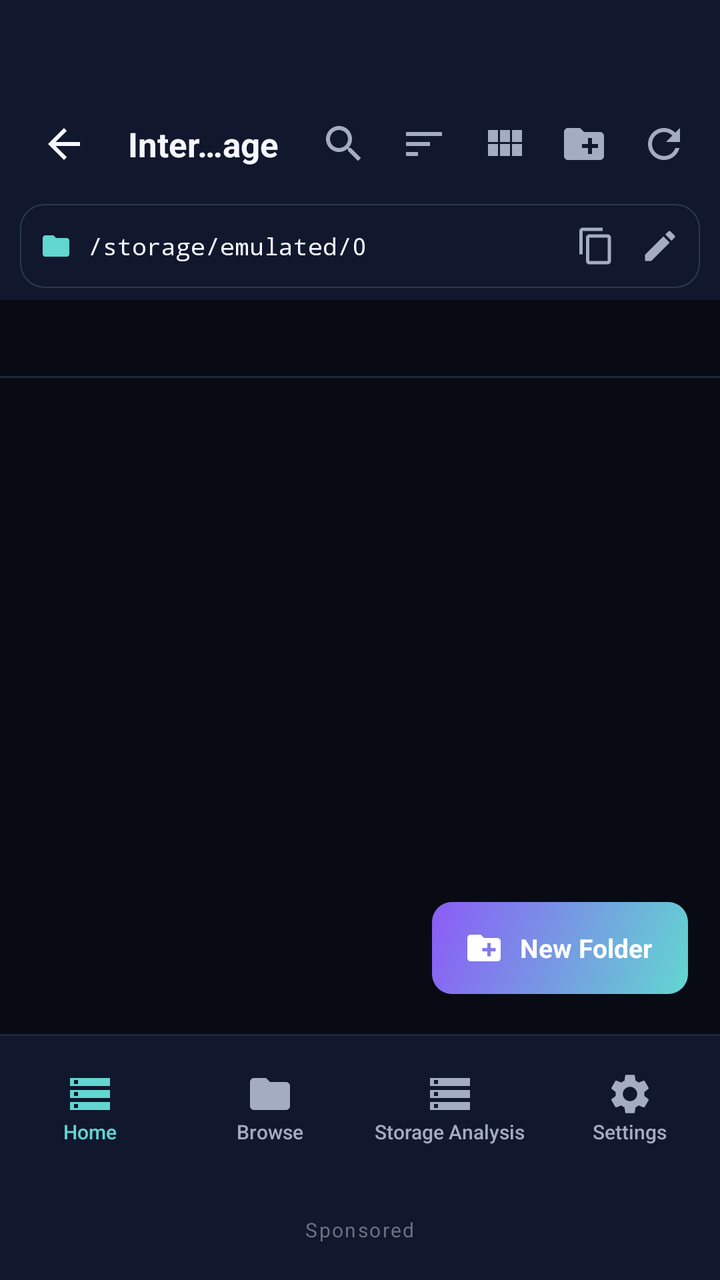
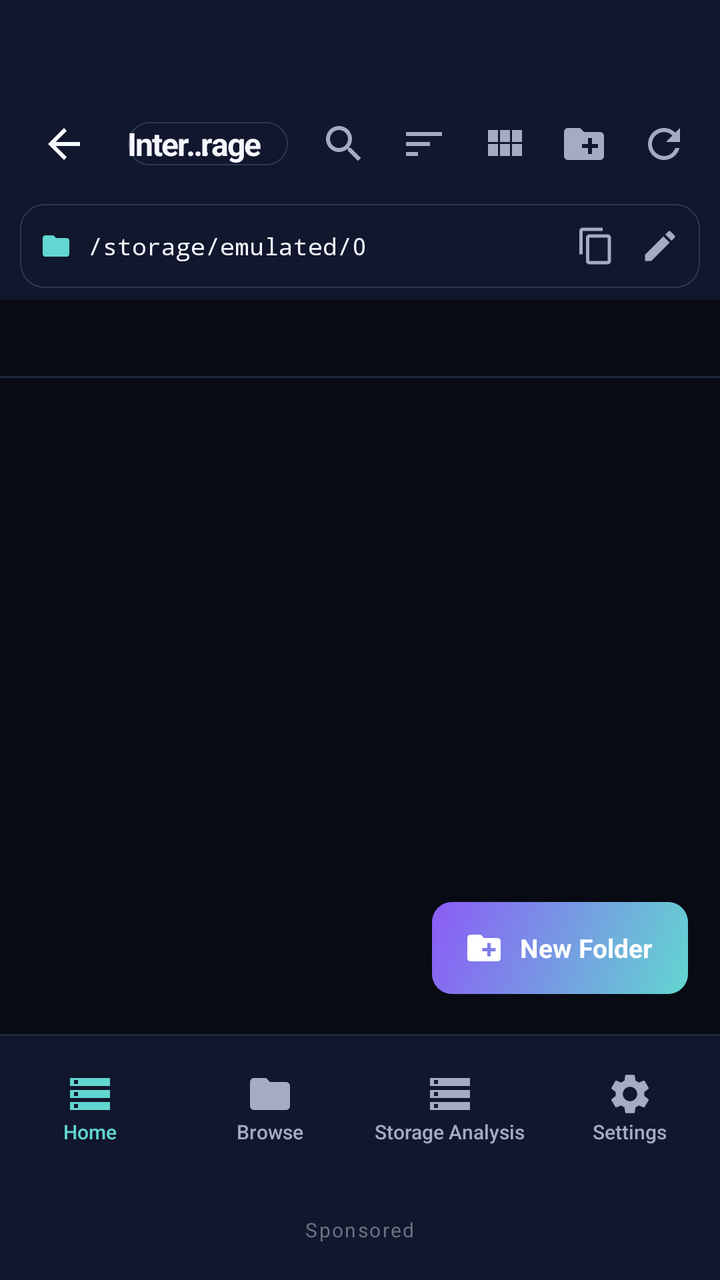

Before-and-after screenshots of an Android layout around one commit, followed by the original layout XML and the change that was made.
<!-- AndroidManifest.xml: application theme Theme.ArtrawFiles -->
<!-- res/layout/activity_browser.xml -->
<?xml version="1.0" encoding="utf-8"?>
<LinearLayout xmlns:android="http://schemas.android.com/apk/res/android"
    android:layout_width="match_parent"
    android:layout_height="match_parent"
    android:orientation="vertical"
    android:background="@color/aurora_background_deep">

    
    <LinearLayout
        android:id="@+id/layoutTopBrowser"
        android:layout_width="match_parent"
        android:layout_height="wrap_content"
        android:orientation="vertical"
        android:background="@color/aurora_background_surface">

        
        <View
            android:id="@+id/statusBarSpacerBrowser"
            android:layout_width="match_parent"
            android:layout_height="44dp" />

        
        <RelativeLayout
            android:id="@+id/toolbarNormal"
            android:layout_width="match_parent"
            android:layout_height="56dp"
            android:paddingStart="8dp"
            android:paddingEnd="8dp">

            <ImageView
                android:id="@+id/btnBack"
                android:layout_width="48dp"
                android:layout_height="48dp"
                android:layout_alignParentStart="true"
                android:layout_centerVertical="true"
                android:padding="12dp"
                android:background="@drawable/ripple_aurora"
                android:src="@drawable/ic_arrow_back"
                android:contentDescription="@string/content_back"
                android:tint="@color/aurora_text_primary" />

            <TextView
                android:id="@+id/tvCurrentFolderName"
                android:layout_width="wrap_content"
                android:layout_height="wrap_content"
                android:layout_toEndOf="@id/btnBack"
                android:layout_toStartOf="@+id/layoutNormalActions"
                android:layout_centerVertical="true"
                android:layout_marginStart="8dp"
                android:layout_marginEnd="8dp"
                android:singleLine="true"
                android:ellipsize="middle"
                android:text="@string/storage_internal"
                android:textColor="@color/aurora_text_primary"
                android:textSize="17sp"
                android:textStyle="bold" />

            <LinearLayout
                android:id="@+id/layoutNormalActions"
                android:layout_width="wrap_content"
                android:layout_height="wrap_content"
                android:layout_alignParentEnd="true"
                android:layout_centerVertical="true"
                android:orientation="horizontal">

                <ImageView
                    android:id="@+id/btnSearch"
                    android:layout_width="40dp"
                    android:layout_height="40dp"
                    android:padding="8dp"
                    android:background="@drawable/ripple_aurora"
                    android:src="@drawable/ic_search"
                    android:contentDescription="Search"
                    android:tint="@color/aurora_text_secondary" />

                <ImageView
                    android:id="@+id/btnSort"
                    android:layout_width="40dp"
                    android:layout_height="40dp"
                    android:padding="8dp"
                    android:background="@drawable/ripple_aurora"
                    android:src="@drawable/ic_sort"
                    android:contentDescription="Sort"
                    android:tint="@color/aurora_text_secondary" />

                <ImageView
                    android:id="@+id/btnViewToggle"
                    android:layout_width="40dp"
                    android:layout_height="40dp"
                    android:padding="8dp"
                    android:background="@drawable/ripple_aurora"
                    android:src="@drawable/ic_grid"
                    android:contentDescription="Toggle View"
                    android:tint="@color/aurora_text_secondary" />

                <ImageView
                    android:id="@+id/btnNewFolder"
                    android:layout_width="40dp"
                    android:layout_height="40dp"
                    android:padding="8dp"
                    android:background="@drawable/ripple_aurora"
                    android:src="@drawable/ic_new_folder"
                    android:contentDescription="New Folder"
                    android:tint="@color/aurora_text_secondary" />

                <ImageView
                    android:id="@+id/btnRefresh"
                    android:layout_width="40dp"
                    android:layout_height="40dp"
                    android:padding="8dp"
                    android:background="@drawable/ripple_aurora"
                    android:src="@drawable/ic_refresh"
                    android:contentDescription="Refresh"
                    android:tint="@color/aurora_text_secondary" />
            </LinearLayout>
        </RelativeLayout>

        
        <RelativeLayout
            android:id="@+id/toolbarSelection"
            android:layout_width="match_parent"
            android:layout_height="56dp"
            android:background="@color/aurora_background_elevated"
            android:paddingStart="8dp"
            android:paddingEnd="8dp"
            android:visibility="gone">

            <ImageView
                android:id="@+id/btnCloseSelection"
                android:layout_width="40dp"
                android:layout_height="40dp"
                android:layout_alignParentStart="true"
                android:layout_centerVertical="true"
                android:padding="8dp"
                android:background="@drawable/ripple_aurora"
                android:src="@drawable/ic_arrow_back"
                android:contentDescription="Close Selection"
                android:tint="@color/aurora_text_primary" />

            <TextView
                android:id="@+id/tvSelectionCount"
                android:layout_width="wrap_content"
                android:layout_height="wrap_content"
                android:layout_toEndOf="@id/btnCloseSelection"
                android:layout_toStartOf="@+id/layoutSelectionActions"
                android:layout_centerVertical="true"
                android:layout_marginStart="8dp"
                android:singleLine="true"
                android:ellipsize="end"
                android:text="0 selected"
                android:textColor="@color/aurora_text_primary"
                android:textSize="15sp"
                android:textStyle="bold" />

            <LinearLayout
                android:id="@+id/layoutSelectionActions"
                android:layout_width="wrap_content"
                android:layout_height="wrap_content"
                android:layout_alignParentEnd="true"
                android:layout_centerVertical="true"
                android:orientation="horizontal">

                <ImageView
                    android:id="@+id/btnActionSelectAll"
                    android:layout_width="48dp"
                    android:layout_height="48dp"
                    android:padding="12dp"
                    android:background="@drawable/ripple_aurora"
                    android:src="@drawable/ic_select_all"
                    android:contentDescription="@string/content_select_all"
                    android:tint="@color/aurora_text_secondary" />

                <ImageView
                    android:id="@+id/btnActionCopy"
                    android:layout_width="48dp"
                    android:layout_height="48dp"
                    android:padding="12dp"
                    android:background="@drawable/ripple_aurora"
                    android:src="@drawable/ic_copy"
                    android:contentDescription="@string/content_copy"
                    android:tint="@color/aurora_text_secondary" />

                <ImageView
                    android:id="@+id/btnActionCut"
                    android:layout_width="48dp"
                    android:layout_height="48dp"
                    android:padding="12dp"
                    android:background="@drawable/ripple_aurora"
                    android:src="@drawable/ic_cut"
                    android:contentDescription="@string/content_cut"
                    android:tint="@color/aurora_text_secondary" />

                <ImageView
                    android:id="@+id/btnActionShare"
                    android:layout_width="48dp"
                    android:layout_height="48dp"
                    android:padding="12dp"
                    android:background="@drawable/ripple_aurora"
                    android:src="@drawable/ic_share"
                    android:contentDescription="@string/content_share"
                    android:tint="@color/aurora_text_secondary" />

                <ImageView
                    android:id="@+id/btnActionCompress"
                    android:layout_width="48dp"
                    android:layout_height="48dp"
                    android:padding="12dp"
                    android:background="@drawable/ripple_aurora"
                    android:src="@drawable/ic_compress"
                    android:contentDescription="@string/content_move"
                    android:tint="@color/aurora_text_secondary" />

                <ImageView
                    android:id="@+id/btnActionDelete"
                    android:layout_width="48dp"
                    android:layout_height="48dp"
                    android:padding="12dp"
                    android:background="@drawable/ripple_aurora"
                    android:src="@drawable/ic_delete"
                    android:contentDescription="@string/content_delete"
                    android:tint="@color/aurora_error" />

                <ImageView
                    android:id="@+id/btnActionMore"
                    android:layout_width="48dp"
                    android:layout_height="48dp"
                    android:padding="12dp"
                    android:background="@drawable/ripple_aurora"
                    android:src="@drawable/ic_more"
                    android:contentDescription="@string/content_more"
                    android:tint="@color/aurora_text_secondary" />
            </LinearLayout>
        </RelativeLayout>

        
        <LinearLayout
            android:id="@+id/layoutSearchBar"
            android:layout_width="match_parent"
            android:layout_height="48dp"
            android:orientation="horizontal"
            android:background="@drawable/bg_aurora_search"
            android:paddingStart="12dp"
            android:paddingEnd="12dp"
            android:gravity="center_vertical"
            android:visibility="gone">

            <EditText
                android:id="@+id/etSearchQuery"
                android:layout_width="0dp"
                android:layout_height="match_parent"
                android:layout_weight="1"
                android:background="@null"
                android:hint="@string/search_hint"
                android:textColor="@color/aurora_text_primary"
                android:textColorHint="@color/aurora_text_secondary"
                android:textSize="14sp"
                android:imeOptions="actionSearch"
                android:singleLine="true" />

            <ImageView
                android:id="@+id/btnClearSearch"
                android:layout_width="36dp"
                android:layout_height="36dp"
                android:padding="8dp"
                android:src="@drawable/ic_more"
                android:contentDescription="Clear"
                android:tint="@color/aurora_text_secondary" />
        </LinearLayout>

        
        <LinearLayout
            android:id="@+id/layoutPcAddressBar"
            android:layout_width="match_parent"
            android:layout_height="wrap_content"
            android:orientation="horizontal"
            android:gravity="center_vertical"
            android:background="@drawable/bg_aurora_card"
            android:layout_marginStart="10dp"
            android:layout_marginEnd="10dp"
            android:layout_marginTop="2dp"
            android:layout_marginBottom="6dp"
            android:paddingStart="10dp"
            android:paddingEnd="4dp"
            android:paddingTop="5dp"
            android:paddingBottom="5dp">

            <ImageView
                android:layout_width="16dp"
                android:layout_height="16dp"
                android:src="@drawable/ic_folder"
                android:tint="@color/aurora_primary"
                android:contentDescription="Path" />

            <TextView
                android:id="@+id/tvPcPathDisplay"
                android:layout_width="0dp"
                android:layout_height="wrap_content"
                android:layout_weight="1"
                android:layout_marginStart="8dp"
                android:layout_marginEnd="6dp"
                android:text="/storage/emulated/0"
                android:textColor="@color/aurora_text_primary"
                android:textSize="12sp"
                android:fontFamily="monospace"
                android:singleLine="true"
                android:ellipsize="start" />

            <ImageView
                android:id="@+id/btnCopyCurrentPath"
                android:layout_width="32dp"
                android:layout_height="32dp"
                android:padding="6dp"
                android:background="@drawable/ripple_aurora"
                android:src="@drawable/ic_copy"
                android:contentDescription="Copy Current Path"
                android:tint="@color/aurora_text_secondary" />

            <ImageView
                android:id="@+id/btnTypePath"
                android:layout_width="32dp"
                android:layout_height="32dp"
                android:padding="6dp"
                android:background="@drawable/ripple_aurora"
                android:src="@drawable/ic_edit"
                android:contentDescription="Type Path"
                android:tint="@color/aurora_text_secondary" />
        </LinearLayout>
    </LinearLayout>

    
    <RelativeLayout
        android:layout_width="match_parent"
        android:layout_height="38dp"
        android:background="@color/aurora_background_deep"
        android:paddingStart="8dp"
        android:paddingEnd="8dp">

        <HorizontalScrollView
            android:id="@+id/scrollBreadcrumbs"
            android:layout_width="match_parent"
            android:layout_height="match_parent"
            android:layout_centerVertical="true"
            android:scrollbars="none">

            <LinearLayout
                android:id="@+id/layoutBreadcrumbs"
                android:layout_width="wrap_content"
                android:layout_height="match_parent"
                android:orientation="horizontal"
                android:gravity="center_vertical" />
        </HorizontalScrollView>
    </RelativeLayout>

    <View
        android:layout_width="match_parent"
        android:layout_height="1dp"
        android:background="@color/aurora_divider" />

    
    <RelativeLayout
        android:id="@+id/layoutPasteBar"
        android:layout_width="match_parent"
        android:layout_height="wrap_content"
        android:minHeight="52dp"
        android:background="@color/aurora_background_elevated"
        android:paddingStart="16dp"
        android:paddingEnd="16dp"
        android:visibility="gone">

        <TextView
            android:id="@+id/tvPasteStatus"
            android:layout_width="wrap_content"
            android:layout_height="wrap_content"
            android:layout_alignParentStart="true"
            android:layout_toStartOf="@+id/layoutPasteButtons"
            android:layout_centerVertical="true"
            android:singleLine="true"
            android:text="2 files ready to paste"
            android:textColor="@color/aurora_text_primary"
            android:textSize="13sp" />

        <LinearLayout
            android:id="@+id/layoutPasteButtons"
            android:layout_width="wrap_content"
            android:layout_height="wrap_content"
            android:layout_alignParentEnd="true"
            android:layout_centerVertical="true"
            android:orientation="horizontal">

            <Button
                android:id="@+id/btnCancelPaste"
                android:layout_width="wrap_content"
                android:layout_height="36dp"
                android:background="@drawable/bg_aurora_button_outlined"
                android:text="@string/btn_cancel"
                android:textColor="@color/aurora_text_secondary"
                android:textSize="12sp" />

            <Button
                android:id="@+id/btnExecutePaste"
                android:layout_width="wrap_content"
                android:layout_height="36dp"
                android:layout_marginStart="8dp"
                android:background="@drawable/bg_aurora_button_primary"
                android:text="@string/action_paste"
                android:textColor="@color/aurora_on_primary"
                android:textSize="12sp" />
        </LinearLayout>
    </RelativeLayout>

    
    <FrameLayout
        android:layout_width="match_parent"
        android:layout_height="0dp"
        android:layout_weight="1">

        <ListView
            android:id="@+id/listViewFiles"
            android:layout_width="match_parent"
            android:layout_height="match_parent"
            android:divider="@color/aurora_divider"
            android:dividerHeight="0.5dp"
            android:clipToPadding="false"
            android:fastScrollEnabled="true" />

        <GridView
            android:id="@+id/gridViewFiles"
            android:layout_width="match_parent"
            android:layout_height="match_parent"
            android:numColumns="3"
            android:padding="8dp"
            android:horizontalSpacing="8dp"
            android:verticalSpacing="8dp"
            android:clipToPadding="false"
            android:visibility="gone" />

        
        <LinearLayout
            android:id="@+id/layoutEmptyState"
            android:layout_width="wrap_content"
            android:layout_height="wrap_content"
            android:layout_gravity="center"
            android:orientation="vertical"
            android:gravity="center"
            android:padding="24dp"
            android:visibility="gone">

            <ImageView
                android:layout_width="64dp"
                android:layout_height="64dp"
                android:src="@drawable/ic_folder"
                android:alpha="0.3"
                android:tint="@color/aurora_text_secondary" />

            <TextView
                android:id="@+id/tvEmptyMessage"
                android:layout_width="wrap_content"
                android:layout_height="wrap_content"
                android:layout_marginTop="16dp"
                android:text="@string/state_empty"
                android:textColor="@color/aurora_text_secondary"
                android:textSize="16sp" />
        </LinearLayout>

        
        <LinearLayout
            android:id="@+id/fabNewFolder"
            android:layout_width="wrap_content"
            android:layout_height="46dp"
            android:layout_gravity="bottom|end"
            android:layout_marginEnd="16dp"
            android:layout_marginBottom="20dp"
            android:background="@drawable/bg_aurora_button_primary"
            android:orientation="horizontal"
            android:gravity="center"
            android:paddingStart="16dp"
            android:paddingEnd="18dp"
            android:clickable="true"
            android:focusable="true">

            <ImageView
                android:layout_width="20dp"
                android:layout_height="20dp"
                android:src="@drawable/ic_new_folder"
                android:tint="@android:color/white" />

            <TextView
                android:layout_width="wrap_content"
                android:layout_height="wrap_content"
                android:layout_marginStart="8dp"
                android:text="New Folder"
                android:textColor="@android:color/white"
                android:textSize="13sp"
                android:textStyle="bold" />
        </LinearLayout>

        
        <ProgressBar
            android:id="@+id/progressLoading"
            android:layout_width="48dp"
            android:layout_height="48dp"
            android:layout_gravity="center"
            android:indeterminate="true"
            android:indeterminateTint="@color/aurora_primary"
            android:visibility="gone" />
    </FrameLayout>

    
    <View
        android:layout_width="match_parent"
        android:layout_height="1dp"
        android:background="@color/aurora_divider" />

    
    <LinearLayout
        android:id="@+id/bottomNavigationBrowser"
        android:layout_width="match_parent"
        android:layout_height="72dp"
        android:background="@color/aurora_background_surface"
        android:orientation="horizontal"
        android:gravity="center">

        <LinearLayout
            android:id="@+id/btnNavHomeBrowser"
            android:layout_width="0dp"
            android:layout_height="match_parent"
            android:layout_weight="1"
            android:orientation="vertical"
            android:gravity="center">

            <ImageView
                android:layout_width="24dp"
                android:layout_height="24dp"
                android:src="@drawable/ic_storage"
                android:tint="@color/aurora_primary"
                android:contentDescription="Home" />

            <TextView
                android:id="@+id/tvNavHomeBrowser"
                android:layout_width="wrap_content"
                android:layout_height="wrap_content"
                android:text="@string/nav_home"
                android:textColor="@color/aurora_primary"
                android:textSize="10sp"
                android:fontFamily="sans-serif-medium" />
        </LinearLayout>

        <LinearLayout
            android:id="@+id/btnNavBrowseBrowser"
            android:layout_width="0dp"
            android:layout_height="match_parent"
            android:layout_weight="1"
            android:orientation="vertical"
            android:gravity="center">

            <ImageView
                android:layout_width="24dp"
                android:layout_height="24dp"
                android:src="@drawable/ic_folder"
                android:tint="@color/aurora_text_secondary"
                android:contentDescription="Browse" />

            <TextView
                android:id="@+id/tvNavBrowseBrowser"
                android:layout_width="wrap_content"
                android:layout_height="wrap_content"
                android:text="@string/nav_browse"
                android:textColor="@color/aurora_text_secondary"
                android:textSize="10sp"
                android:fontFamily="sans-serif-medium" />
        </LinearLayout>

        <LinearLayout
            android:id="@+id/btnNavAnalysisBrowser"
            android:layout_width="0dp"
            android:layout_height="match_parent"
            android:layout_weight="1"
            android:orientation="vertical"
            android:gravity="center">

            <ImageView
                android:layout_width="24dp"
                android:layout_height="24dp"
                android:src="@drawable/ic_storage"
                android:tint="@color/aurora_text_secondary"
                android:contentDescription="Analysis" />

            <TextView
                android:id="@+id/tvNavAnalysisBrowser"
                android:layout_width="wrap_content"
                android:layout_height="wrap_content"
                android:text="@string/nav_analysis"
                android:textColor="@color/aurora_text_secondary"
                android:textSize="10sp"
                android:fontFamily="sans-serif-medium" />
        </LinearLayout>

        <LinearLayout
            android:id="@+id/btnNavSettingsBrowser"
            android:layout_width="0dp"
            android:layout_height="match_parent"
            android:layout_weight="1"
            android:orientation="vertical"
            android:gravity="center">

            <ImageView
                android:layout_width="24dp"
                android:layout_height="24dp"
                android:src="@drawable/ic_settings"
                android:tint="@color/aurora_text_secondary"
                android:contentDescription="Settings" />

            <TextView
                android:id="@+id/tvNavSettingsBrowser"
                android:layout_width="wrap_content"
                android:layout_height="wrap_content"
                android:text="@string/nav_settings"
                android:textColor="@color/aurora_text_secondary"
                android:textSize="10sp"
                android:fontFamily="sans-serif-medium" />
        </LinearLayout>
    </LinearLayout>

    
    <FrameLayout
        android:id="@+id/adViewContainerBrowser"
        android:layout_width="match_parent"
        android:layout_height="50dp"
        android:minHeight="50dp"
        android:background="@color/aurora_background_surface"
        android:gravity="center"
        android:visibility="visible">

        <TextView
            android:layout_width="wrap_content"
            android:layout_height="wrap_content"
            android:layout_gravity="center"
            android:text="Sponsored"
            android:textColor="@color/aurora_text_tertiary"
            android:textSize="10sp"
            android:letterSpacing="0.08" />
    </FrameLayout>
</LinearLayout>
<!-- resources referenced by this layout -->
<resources>
  <color name="aurora_background_deep">#080B14</color>
  <color name="aurora_background_elevated">#171F38</color>
  <color name="aurora_background_surface">#11172D</color>
  <color name="aurora_divider">#1E2A3A</color>
  <color name="aurora_error">#F87171</color>
  <color name="aurora_on_primary">#080B14</color>
  <color name="aurora_primary">#62D6D0</color>
  <color name="aurora_text_primary">#F5F7FF</color>
  <color name="aurora_text_secondary">#A3ACC0</color>
  <color name="aurora_text_tertiary">#6B7280</color>
  <!-- drawable bg_aurora_card (drawable) -->
  <?xml version="1.0" encoding="utf-8"?>
  <shape xmlns:android="http://schemas.android.com/apk/res/android"
      android:shape="rectangle">
      <solid android:color="@color/aurora_background_surface" />
      <corners android:radius="12dp" />
      <stroke
          android:width="0.5dp"
          android:color="@color/aurora_outline" />
  </shape>
  <!-- drawable ic_arrow_back (drawable) -->
  <vector xmlns:android="http://schemas.android.com/apk/res/android"
      android:width="24dp"
      android:height="24dp"
      android:viewportWidth="24"
      android:viewportHeight="24">
      <path
          android:fillColor="#F0F2F5"
          android:pathData="M20,11H7.83l5.59,-5.59L12,4l-8,8 8,8 1.41,-1.41L7.83,13H20v-2z"/>
  </vector>
  <!-- drawable ic_sort (drawable) -->
  <vector xmlns:android="http://schemas.android.com/apk/res/android"
      android:width="24dp"
      android:height="24dp"
      android:viewportWidth="24"
      android:viewportHeight="24">
      <path
          android:fillColor="#F0F2F5"
          android:pathData="M3,18h6v-2H3v2zM3,6v2h18V6H3zm0,7h12v-2H3v2z"/>
  </vector>
  <string name="action_paste">Paste</string>
  <string name="btn_cancel">Cancel</string>
  <string name="content_back">Back</string>
  <string name="content_copy">Copy</string>
  <string name="content_cut">Cut</string>
  <string name="content_delete">Delete</string>
  <string name="content_more">More</string>
  <string name="content_move">Move</string>
  <string name="content_select_all">Select All</string>
  <string name="content_share">Share</string>
  <string name="nav_analysis">Storage Analysis</string>
  <string name="nav_browse">Browse</string>
  <string name="nav_home">Home</string>
  <string name="nav_settings">Settings</string>
  <string name="search_hint">Search files and folders…</string>
  <string name="state_empty">This folder is empty</string>
  <string name="storage_internal">Internal Storage</string>
  <color name="aurora_outline">#2A3B4C</color>
  <color name="aurora_secondary">#8B5CF6</color>
  <!-- unchanged entries left out for length: 20 -->
</resources>

<!-- the commit's change to res/layout/activity_browser.xml (unified diff, before → after) -->
@@ -51,9 +51,9 @@
                 android:singleLine="true"
                 android:ellipsize="middle"
                 android:text="@string/storage_internal"
+                android:textStyle="bold"
                 android:textColor="@color/aurora_text_primary"
-                android:textSize="17sp"
-                android:textStyle="bold" />
+                style="@style/Widget.ArtrawFiles.Text.Title" />
 
             <LinearLayout
                 android:id="@+id/layoutNormalActions"
@@ -148,9 +148,9 @@
                 android:singleLine="true"
                 android:ellipsize="end"
                 android:text="0 selected"
+                android:textStyle="bold"
                 android:textColor="@color/aurora_text_primary"
-                android:textSize="15sp"
-                android:textStyle="bold" />
+                style="@style/Widget.ArtrawFiles.Text.Body" />
 
             <LinearLayout
                 android:id="@+id/layoutSelectionActions"
<!-- resource entries referenced after the edit -->
@@ -57,8 +57,32 @@
   <string name="search_hint">Search files and folders…</string>
   <string name="state_empty">This folder is empty</string>
   <string name="storage_internal">Internal Storage</string>
+  <style name="Widget.ArtrawFiles.Text.Body" parent="Widget.ArtrawFiles.Text.Display">
+          <item name="android:textSize">14sp</item>
+          <item name="android:textStyle">normal</item>
+          <item name="android:lineHeight">21sp</item>
+          <item name="android:lineSpacingExtra">4sp</item>
+      </style>
+  <style name="Widget.ArtrawFiles.Text.Title" parent="Widget.ArtrawFiles.Text.Display">
+          <item name="android:textSize">16sp</item>
+          <item name="android:textStyle">bold</item>
+          <item name="android:lineHeight">24sp</item>
+      </style>
   <color name="aurora_outline">#2A3B4C</color>
   <color name="aurora_secondary">#8B5CF6</color>
+  <style name="Widget.ArtrawFiles.Text.Display" parent="Widget.ArtrawFiles.Text">
+          <item name="android:textSize">24sp</item>
+          <item name="android:textStyle">bold</item>
+          <item name="android:lineHeight">32sp</item>
+          <item name="android:letterSpacing">-0.04</item>
+      </style>
+  <style name="Widget.ArtrawFiles.Text">
+          <item name="android:textColor">@color/aurora_text_primary</item>
+          <item name="android:textSize">14sp</item>
+          <item name="android:textStyle">normal</item>
+          <item name="android:fontFamily">sans-serif</item>
+          <item name="android:lineHeight">21sp</item>
+      </style>
   <!-- unchanged entries left out for length: 20 -->
 </resources>
 
